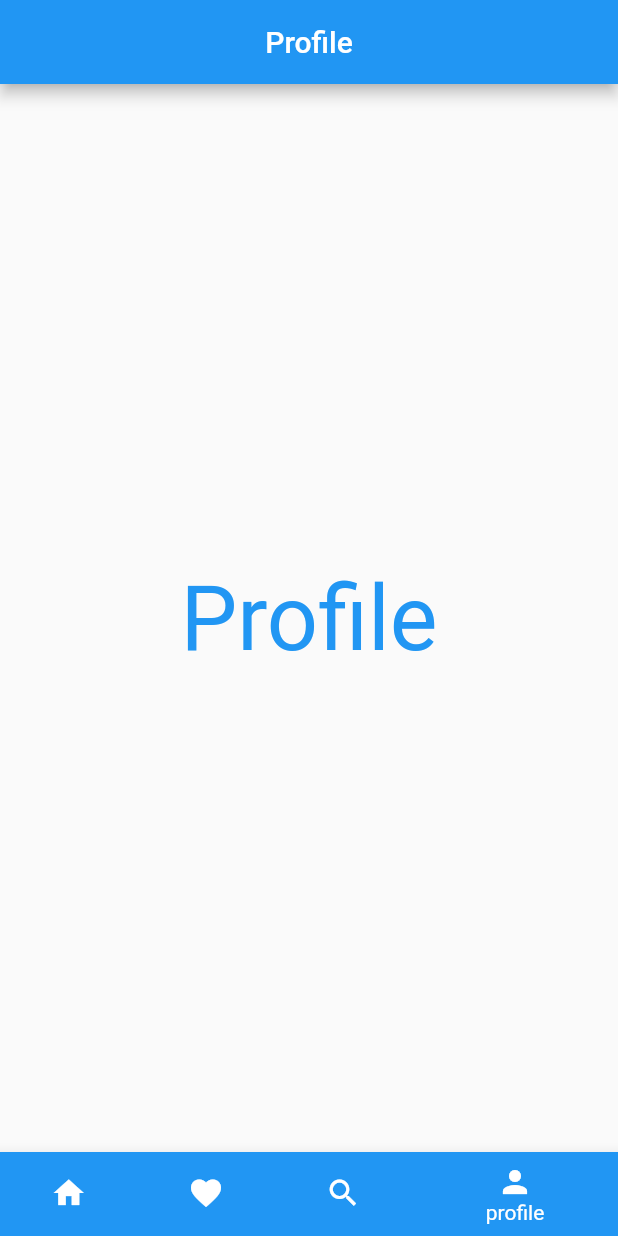
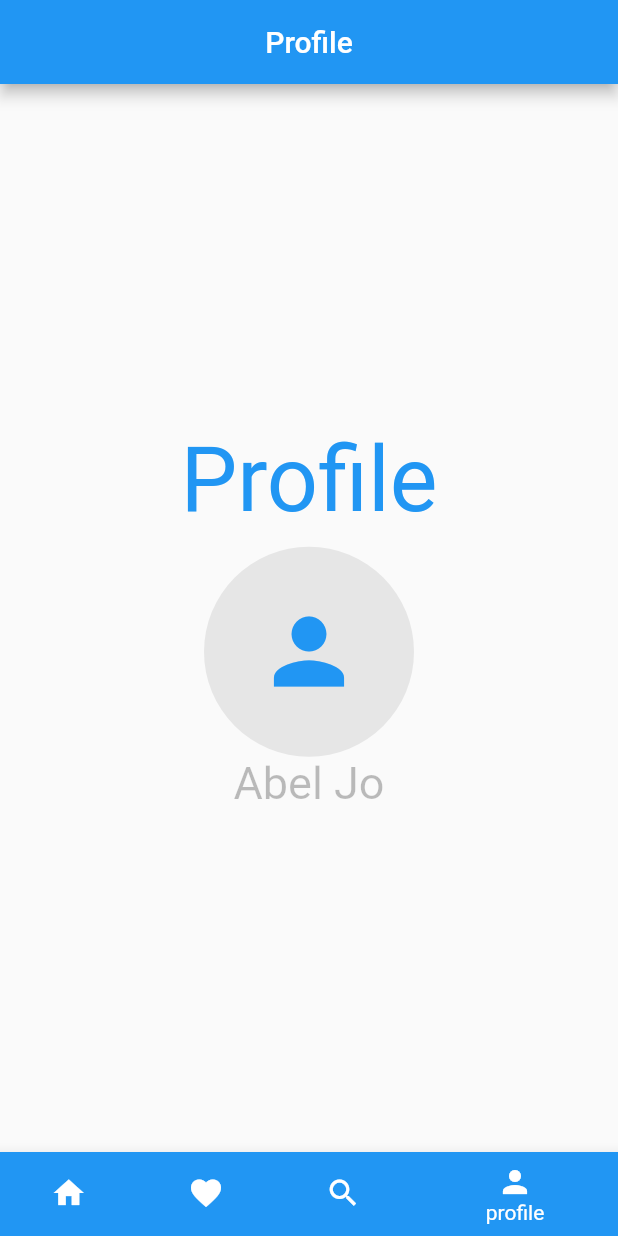
Before and after one commit to Abeljo/FlutterBottomNavigation, a Flutter app: the screen it shows after launch, item 4 of the bottom bar chosen, on a phone screen of 412 x 824 dp. Run offline on Flutter 3.47's test engine with Material 2 defaults, Android fonts, the phone set to English and light mode, and no system bars; missing offline and left inert: dart:html.

Commit message:
added circular avatar icon

```diff
--- a/lib/profile.dart
+++ b/lib/profile.dart
@@ -8,9 +8,31 @@ class profile extends StatelessWidget {
         centerTitle: true,
         backgroundColor: Colors.blue,
       ),
-        body: Center(
+      body: Column(
+        crossAxisAlignment: CrossAxisAlignment.center,
+        mainAxisAlignment: MainAxisAlignment.center,
+        children: [
+          Center(
             child: Text('Profile',
                 style: TextStyle(color: Colors.blue, fontSize: 60)),
           ),
-      );
+          SafeArea(
+              child: Padding(
+            padding: EdgeInsets.only(top: 10),
+          )),
+          CircleAvatar(
+            backgroundColor: Color(0xffE6E6E6),
+            radius: 70,
+            child: Icon(
+              Icons.person,
+              color: Colors.blue,
+              size: 70,
+            ),
+          ),
+          Text(
+            'Abel Jo',
+            style: TextStyle(color: Colors.black26, fontSize: 30),
+          ),
+        ],
+      ));
 }
```
Lines whose indentation alone changed are shown as unchanged.
